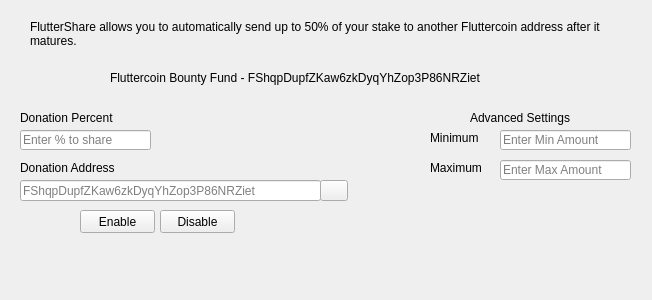
Before: the Qt Designer form src/qt/forms/savingsdialog.ui in ofeefee/fluttercoin, drawn with Qt 5.
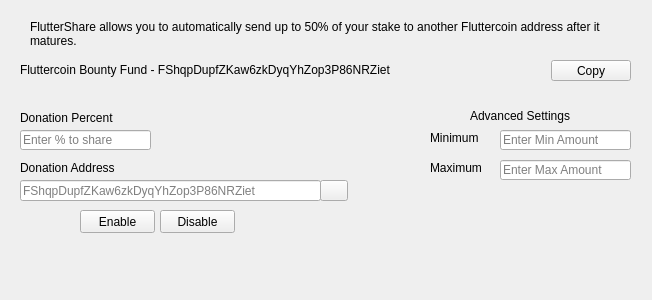
After: the same form once the commit is applied. Icons and pictures are not drawn.

Commit message: addded a copy button and tweeked layout a bit

```diff
--- a/src/qt/forms/savingsdialog.ui
+++ b/src/qt/forms/savingsdialog.ui
@@ -225,9 +225,9 @@
    <property name="geometry">
     <rect>
      <x>470</x>
-     <y>110</y>
-     <width>121</width>
-     <height>16</height>
+     <y>106</y>
+     <width>141</width>
+     <height>20</height>
     </rect>
    </property>
    <property name="text">
@@ -247,21 +247,59 @@
     <string>Donation Address</string>
    </property>
   </widget>
-  <widget class="QLabel" name="label_7">
+  <widget class="QWidget" name="horizontalLayoutWidget">
    <property name="geometry">
     <rect>
-     <x>110</x>
-     <y>70</y>
-     <width>441</width>
-     <height>16</height>
+     <x>20</x>
+     <y>60</y>
+     <width>611</width>
+     <height>21</height>
     </rect>
    </property>
-   <property name="text">
-    <string>Fluttercoin Bounty Fund - FShqpDupfZKaw6zkDyqYhZop3P86NRZiet</string>
-   </property>
-   <property name="textInteractionFlags">
-    <set>Qt::LinksAccessibleByMouse|Qt::TextSelectableByMouse</set>
-   </property>
+   <layout class="QHBoxLayout" name="horizontalLayout">
+    <item>
+     <widget class="QLabel" name="label_7">
+      <property name="text">
+       <string>Fluttercoin Bounty Fund - FShqpDupfZKaw6zkDyqYhZop3P86NRZiet</string>
+      </property>
+      <property name="textInteractionFlags">
+       <set>Qt::LinksAccessibleByMouse|Qt::TextSelectableByMouse</set>
+      </property>
+     </widget>
+    </item>
+    <item>
+     <spacer name="horizontalSpacer">
+      <property name="orientation">
+       <enum>Qt::Horizontal</enum>
+      </property>
+      <property name="sizeHint" stdset="0">
+       <size>
+        <width>40</width>
+        <height>20</height>
+       </size>
+      </property>
+     </spacer>
+    </item>
+    <item>
+     <widget class="QPushButton" name="pushButton_copy">
+      <property name="sizePolicy">
+       <sizepolicy hsizetype="Minimum" vsizetype="Fixed">
+        <horstretch>0</horstretch>
+        <verstretch>0</verstretch>
+       </sizepolicy>
+      </property>
+      <property name="baseSize">
+       <size>
+        <width>0</width>
+        <height>0</height>
+       </size>
+      </property>
+      <property name="text">
+       <string>Copy</string>
+      </property>
+     </widget>
+    </item>
+   </layout>
   </widget>
  </widget>
  <resources>
```
The commit also changes 3 other files.
